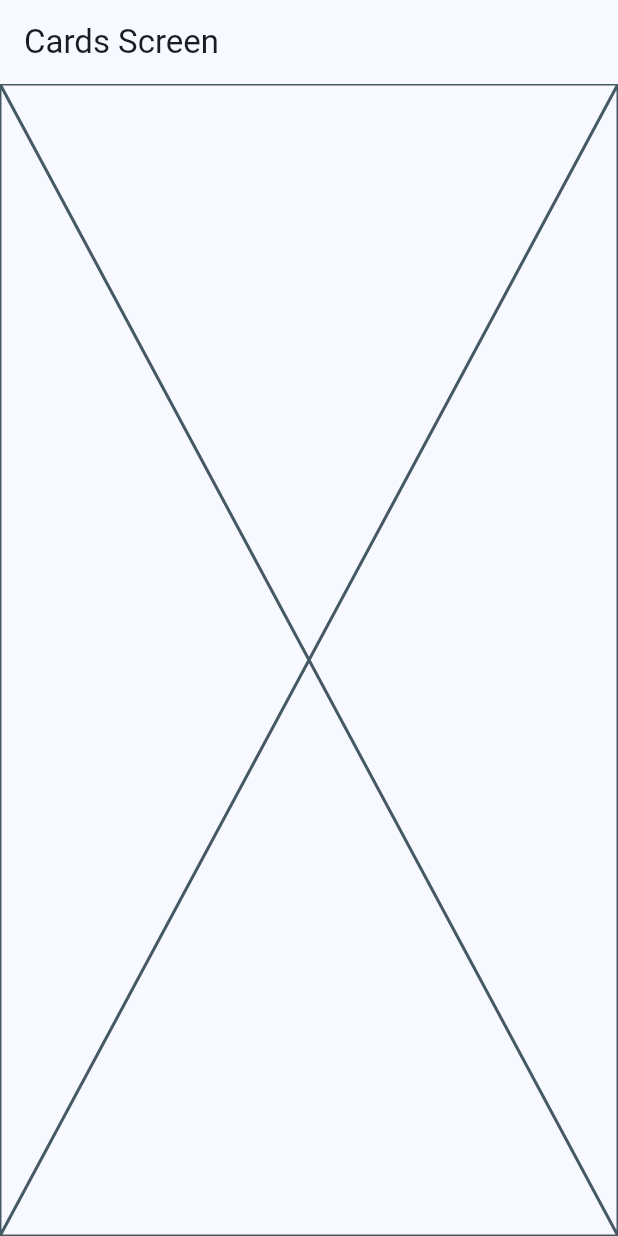
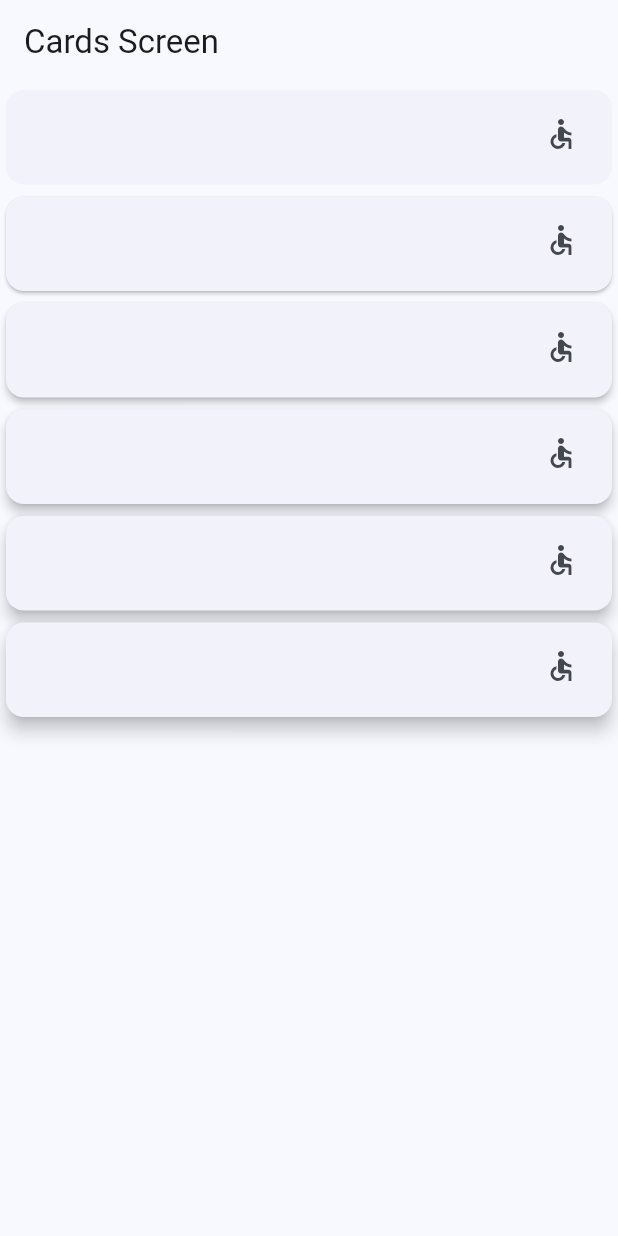
Before and after one commit to Mad-Lain/wiget_app, a Flutter app: the CardsScreen screen opened by its route, on a phone screen of 412 x 824 dp. Run offline on Flutter 3.47's test engine with Material 3 defaults, Android fonts, the phone set to English and light mode, and no system bars; our stand-ins replace go_router.

Commit message:
Tarjetas se implementa tarjetas basicas con iconos

```diff
--- a/lib/presentation/screens/cards/cards_screen.dart
+++ b/lib/presentation/screens/cards/cards_screen.dart
@@ -1,4 +1,13 @@
 import 'package:flutter/material.dart';
+
+const cards = <Map<String, dynamic>>[
+  {'elevation': 0.0, 'label': 'Elevation 0'},
+  {'elevation': 1.0, 'label': 'Elevation 1'},
+  {'elevation': 2.0, 'label': 'Elevation 2'},
+  {'elevation': 3.0, 'label': 'Elevation 3'},
+  {'elevation': 4.0, 'label': 'Elevation 4'},
+  {'elevation': 5.0, 'label': 'Elevation 5'},
+];
 
 class CardsScreen extends StatelessWidget {
   const CardsScreen({super.key});
@@ -7,7 +16,51 @@ class CardsScreen extends StatelessWidget {
   Widget build(BuildContext context) {
     return Scaffold(
       appBar: AppBar(title: Text('Cards Screen')),
-      body: const Placeholder(),
+      body: _CardsView(),
     );
   }
 }
+
+class _CardsView extends StatelessWidget {
+  const _CardsView();
+
+  @override
+  Widget build(BuildContext context) {
+    return Column(
+      children: [
+        ...cards.map(
+          (card) =>
+              _CardType1(label: card['label'], elevation: card['elevation']),
+        ),
+      ],
+    );
+  }
+}
+
+class _CardType1 extends StatelessWidget {
+  final String label;
+  final double elevation;
+
+  const _CardType1({required this.label, required this.elevation});
+
+  @override
+  Widget build(BuildContext context) {
+    return Card(
+      elevation: elevation,
+      child: Padding(
+        padding: const EdgeInsets.fromLTRB(10, 5, 10, 10),
+        child: Column(
+          children: [
+            Align(
+              alignment: Alignment.topRight,
+              child: IconButton(
+                onPressed: () {},
+                icon: Icon(Icons.accessible_outlined),
+              ),
+            ),
+          ],
+        ),
+      ),
+    );
+  }
+}
```
